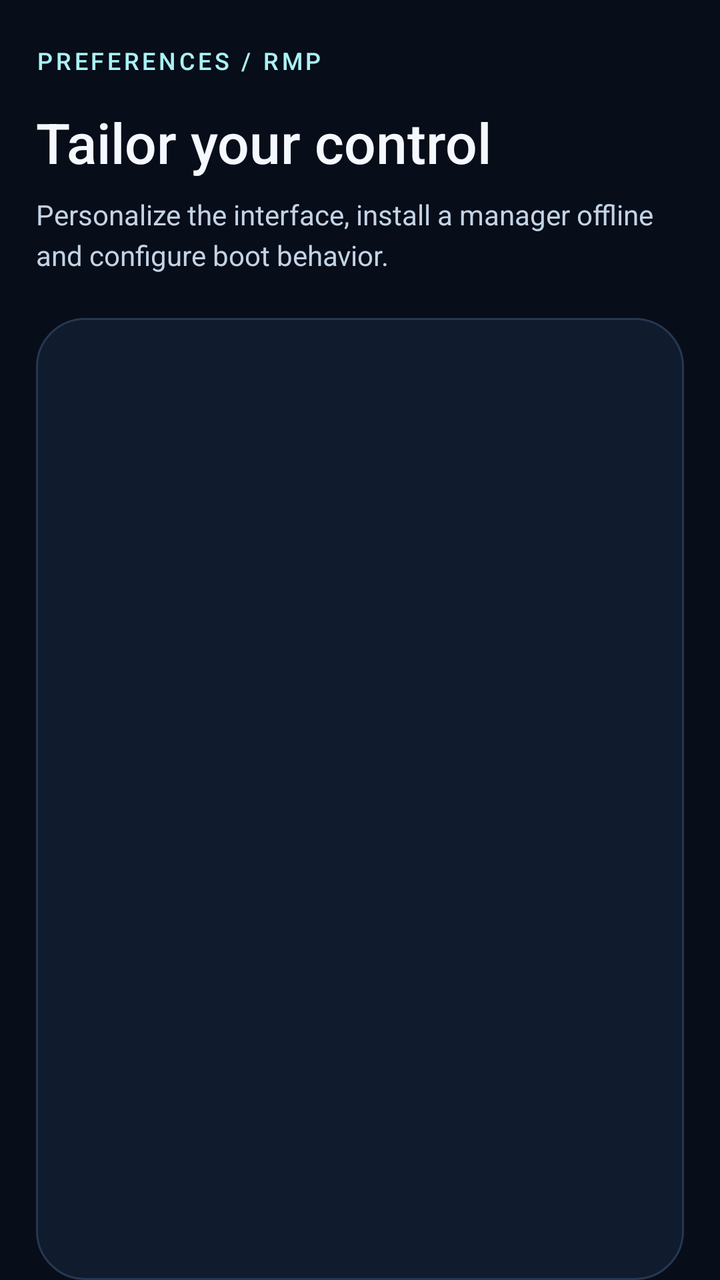
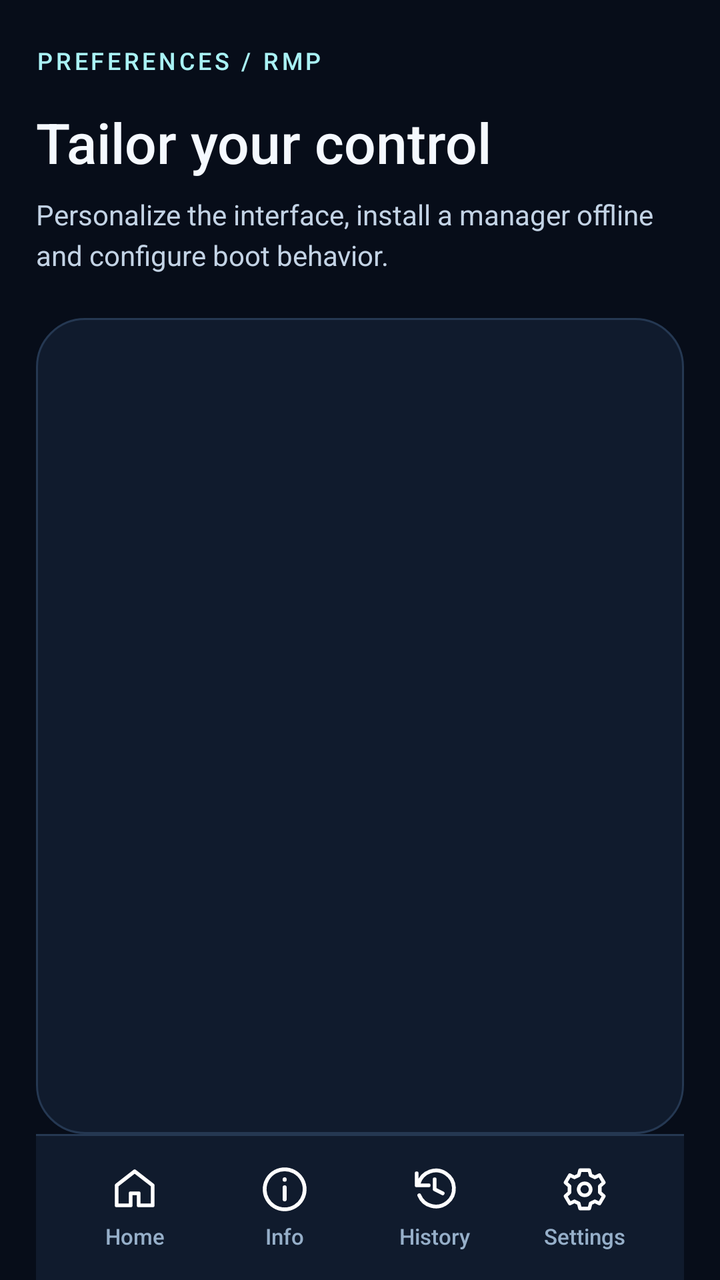

Before-and-after screenshots of an Android layout around one commit, followed by the original layout XML and the change that was made.
<!-- AndroidManifest.xml: application theme Theme.DirtyFrag -->
<!-- res/layout/activity_settings.xml -->
<?xml version="1.0" encoding="utf-8"?>
<LinearLayout xmlns:android="http://schemas.android.com/apk/res/android"
    android:layout_width="match_parent" android:layout_height="match_parent"
    android:orientation="vertical" android:background="?attr/rmgBg"
    android:paddingTop="16dp" android:paddingStart="18dp" android:paddingEnd="18dp">
    <TextView android:layout_width="match_parent" android:layout_height="wrap_content"
        android:layout_marginTop="6dp" android:text="PREFERENCES / RMP"
        android:letterSpacing="0.13" android:textColor="?attr/rmgIce"
        android:textSize="12sp" android:fontFamily="sans-serif-medium"/>
    <TextView android:layout_width="match_parent" android:layout_height="wrap_content"
        android:layout_marginTop="14dp" android:text="Tailor your control"
        android:textColor="?attr/rmgText" android:fontFamily="sans-serif-medium"
        android:textSize="28sp"/>
    <TextView android:layout_width="match_parent" android:layout_height="wrap_content"
        android:layout_marginTop="8dp" android:layout_marginBottom="22dp"
        android:text="Personalize the interface, install a manager offline and configure boot behavior."
        android:textColor="?attr/rmgSecondary" android:textSize="14sp"
        android:lineSpacingExtra="4dp"/>
    <FrameLayout android:id="@+id/settingsContainer" android:layout_width="match_parent"
        android:layout_height="0dp" android:layout_weight="1"
        android:background="@drawable/rmg_card_bg" android:padding="5dp"/>
</LinearLayout>
<!-- resources referenced by this layout -->
<resources>
  <!-- drawable rmg_card_bg (drawable) -->
  <?xml version="1.0" encoding="utf-8"?>
  <shape xmlns:android="http://schemas.android.com/apk/res/android"><solid android:color="?attr/rmgPanel"/><corners android:radius="24dp"/><stroke android:width="1dp" android:color="?attr/rmgBorder"/></shape>
  <style name="Theme.DirtyFrag" parent="Theme.RMG.Obsidian" />
  <style name="Theme.RMG.Obsidian" parent="android:Theme.Material">
      <item name="rmgBg">#070D19</item>
      <item name="rmgPanel">#101B2D</item>
      <item name="rmgCardAlt">#1D314B</item>
      <item name="rmgConsole">#0A1221</item>
      <item name="rmgBorder">#253852</item>
      <item name="rmgCyan">#52E6E0</item>
      <item name="rmgIce">#A9F2F5</item>
      <item name="rmgText">#F5F9FF</item>
      <item name="rmgSecondary">#C3D3E5</item>
      <item name="rmgMuted">#96AFC9</item>
      <item name="rmgTerminal">#9DE8D7</item>
      <item name="rmgGood">#7CE5B7</item>
      <item name="rmgWarning">#FFCF86</item>
      <item name="rmgError">#FF91A1</item>
      <item name="android:colorAccent">#52E6E0</item>
      <item name="android:windowBackground">#070D19</item>
      <item name="android:statusBarColor">#070D19</item>
      <item name="android:navigationBarColor">#070D19</item>
      <item name="android:windowLightStatusBar">false</item>
      <item name="android:windowLightNavigationBar">false</item>
    </style>
</resources>

<!-- the commit's change to res/layout/activity_settings.xml (unified diff, before → after) -->
@@ -19,4 +19,74 @@
     <FrameLayout android:id="@+id/settingsContainer" android:layout_width="match_parent"
         android:layout_height="0dp" android:layout_weight="1"
         android:background="@drawable/rmg_card_bg" android:padding="5dp"/>
+    <include layout="@layout/view_rmp_bottom_nav"/>
 </LinearLayout>
+<!-- res/layout/view_rmp_bottom_nav.xml (included above) -->
+<?xml version="1.0" encoding="utf-8"?>
+<LinearLayout xmlns:android="http://schemas.android.com/apk/res/android"
+    android:id="@+id/rmpBottomBar"
+    android:layout_width="match_parent"
+    android:layout_height="73dp"
+    android:orientation="vertical"
+    android:background="?attr/rmgPanel">
+
+    <View android:layout_width="match_parent" android:layout_height="1dp"
+        android:background="?attr/rmgBorder"/>
+
+    <LinearLayout android:layout_width="match_parent" android:layout_height="0dp"
+        android:layout_weight="1" android:paddingStart="12dp" android:paddingEnd="12dp"
+        android:paddingTop="7dp" android:paddingBottom="7dp" android:orientation="horizontal">
+
+        <LinearLayout android:id="@+id/navHome" android:layout_width="0dp"
+            android:layout_weight="1" android:layout_height="match_parent"
+            android:orientation="vertical" android:gravity="center"
+            android:clickable="true" android:focusable="true" android:contentDescription="Home">
+            <ImageView android:id="@+id/navIconHome" android:layout_width="24dp"
+                android:layout_height="24dp" android:src="@drawable/ic_rmp_nav_home"
+                android:contentDescription="@null"/>
+            <TextView android:id="@+id/navLabelHome" android:layout_width="wrap_content"
+                android:layout_height="wrap_content" android:layout_marginTop="4dp"
+                android:text="Home" android:textSize="11sp" android:fontFamily="sans-serif-medium"
+                android:textColor="?attr/rmgMuted"/>
+        </LinearLayout>
+
+        <LinearLayout android:id="@+id/navInfo" android:layout_width="0dp"
+            android:layout_weight="1" android:layout_height="match_parent"
+            android:orientation="vertical" android:gravity="center"
+            android:clickable="true" android:focusable="true" android:contentDescription="App information">
+            <ImageView android:id="@+id/navIconInfo" android:layout_width="24dp"
+                android:layout_height="24dp" android:src="@drawable/ic_rmp_nav_info"
+                android:contentDescription="@null"/>
+            <TextView android:id="@+id/navLabelInfo" android:layout_width="wrap_content"
+                android:layout_height="wrap_content" android:layout_marginTop="4dp"
+                android:text="Info" android:textSize="11sp" android:fontFamily="sans-serif-medium"
+                android:textColor="?attr/rmgMuted"/>
+        </LinearLayout>
+
+        <LinearLayout android:id="@+id/navHistory" android:layout_width="0dp"
+            android:layout_weight="1" android:layout_height="match_parent"
+            android:orientation="vertical" android:gravity="center"
+            android:clickable="true" android:focusable="true" android:contentDescription="Session log history">
+            <ImageView android:id="@+id/navIconHistory" android:layout_width="24dp"
+                android:layout_height="24dp" android:src="@drawable/ic_rmp_nav_history"
+                android:contentDescription="@null"/>
+            <TextView android:id="@+id/navLabelHistory" android:layout_width="wrap_content"
+                android:layout_height="wrap_content" android:layout_marginTop="4dp"
+                android:text="History" android:textSize="11sp" android:fontFamily="sans-serif-medium"
+                android:textColor="?attr/rmgMuted"/>
+        </LinearLayout>
+
+        <LinearLayout android:id="@+id/navSettings" android:layout_width="0dp"
+            android:layout_weight="1" android:layout_height="match_parent"
+            android:orientation="vertical" android:gravity="center"
+            android:clickable="true" android:focusable="true" android:contentDescription="Settings">
+            <ImageView android:id="@+id/navIconSettings" android:layout_width="24dp"
+                android:layout_height="24dp" android:src="@drawable/ic_rmp_nav_settings"
+                android:contentDescription="@null"/>
+            <TextView android:id="@+id/navLabelSettings" android:layout_width="wrap_content"
+                android:layout_height="wrap_content" android:layout_marginTop="4dp"
+                android:text="Settings" android:textSize="11sp" android:fontFamily="sans-serif-medium"
+                android:textColor="?attr/rmgMuted"/>
+        </LinearLayout>
+    </LinearLayout>
+</LinearLayout>
<!-- resource entries referenced after the edit -->
@@ -1,5 +1,44 @@
 <!-- resources referenced by this layout -->
 <resources>
+  <!-- drawable ic_rmp_nav_history (drawable) -->
+  <?xml version="1.0" encoding="utf-8"?>
+  <vector xmlns:android="http://schemas.android.com/apk/res/android"
+   android:width="24dp" android:height="24dp" android:viewportWidth="24" android:viewportHeight="24">
+   <path android:fillColor="@android:color/transparent" android:strokeColor="#FFFFFF"
+   android:strokeWidth="1.9" android:strokeLineCap="round" android:strokeLineJoin="round"
+   android:pathData="M4,9 A9,9 0,1 1,4.3,15 M3,4 V10 H9"/>
+  <path android:fillColor="@android:color/transparent" android:strokeColor="#FFFFFF"
+   android:strokeWidth="1.9" android:strokeLineCap="round" android:strokeLineJoin="round"
+   android:pathData="M12,7 V12 L16,14"/>
+  </vector>
+  <!-- drawable ic_rmp_nav_home (drawable) -->
+  <?xml version="1.0" encoding="utf-8"?>
+  <vector xmlns:android="http://schemas.android.com/apk/res/android"
+   android:width="24dp" android:height="24dp" android:viewportWidth="24" android:viewportHeight="24">
+   <path android:fillColor="@android:color/transparent" android:strokeColor="#FFFFFF"
+   android:strokeWidth="1.9" android:strokeLineCap="round" android:strokeLineJoin="round"
+   android:pathData="M3,10 L12,3 L21,10 V20 H14 V14 H10 V20 H3 Z"/>
+  </vector>
+  <!-- drawable ic_rmp_nav_info (drawable) -->
+  <?xml version="1.0" encoding="utf-8"?>
+  <vector xmlns:android="http://schemas.android.com/apk/res/android"
+   android:width="24dp" android:height="24dp" android:viewportWidth="24" android:viewportHeight="24">
+   <path android:fillColor="@android:color/transparent" android:strokeColor="#FFFFFF"
+   android:strokeWidth="1.9" android:strokeLineCap="round"
+   android:pathData="M12,2 A10,10 0,1 1,11.99,2 Z"/>
+  <path android:strokeColor="#FFFFFF" android:strokeWidth="2" android:strokeLineCap="round"
+   android:pathData="M12,11 V17 M12,7 V7.2"/>
+  </vector>
+  <!-- drawable ic_rmp_nav_settings (drawable) -->
+  <?xml version="1.0" encoding="utf-8"?>
+  <vector xmlns:android="http://schemas.android.com/apk/res/android"
+   android:width="24dp" android:height="24dp" android:viewportWidth="24" android:viewportHeight="24">
+   <path android:fillColor="@android:color/transparent" android:strokeColor="#FFFFFF"
+   android:strokeWidth="1.8" android:strokeLineCap="round" android:strokeLineJoin="round"
+   android:pathData="M9.7,2.4 L14.3,2.4 L15,5 L17.1,6 L19.4,4.9 L21.6,8.6 L19.6,10.4 L19.6,13.6 L21.6,15.4 L19.4,19.1 L17.1,18 L15,19 L14.3,21.6 H9.7 L9,19 L6.9,18 L4.6,19.1 L2.4,15.4 L4.4,13.6 L4.4,10.4 L2.4,8.6 L4.6,4.9 L6.9,6 L9,5 Z"/>
+  <path android:fillColor="@android:color/transparent" android:strokeColor="#FFFFFF"
+   android:strokeWidth="1.8" android:pathData="M12,9 A3,3 0,1 1,11.99,9 Z"/>
+  </vector>
   <!-- drawable rmg_card_bg (drawable) -->
   <?xml version="1.0" encoding="utf-8"?>
   <shape xmlns:android="http://schemas.android.com/apk/res/android"><solid android:color="?attr/rmgPanel"/><corners android:radius="24dp"/><stroke android:width="1dp" android:color="?attr/rmgBorder"/></shape>
